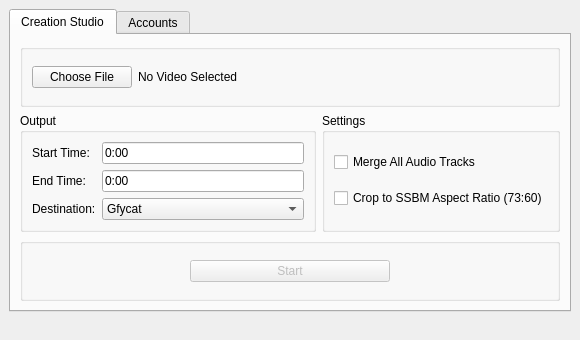
Above: box/layout.ui from DarylPinto/shadow-cat before the change. Below: the same form after it.
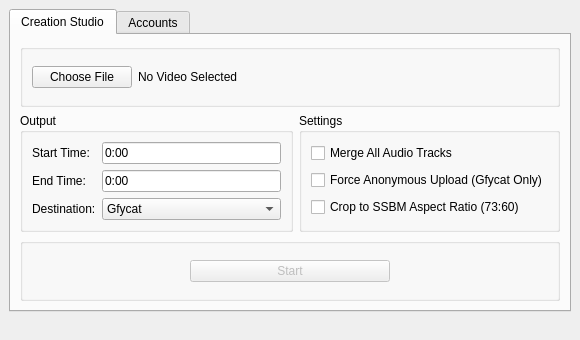
That is the form after the change. Icons and pictures are not drawn.

Commit message: Add option to force anonymous gfycat upload, Use appdata for credentials Fixes #1 (I hope)

The edit to the form file:
```diff
--- a/box/layout.ui
+++ b/box/layout.ui
@@ -150,6 +150,13 @@
                  </property>
                 </widget>
                </item>
+               <item>
+                <widget class="QCheckBox" name="anonymous_gfy">
+                 <property name="text">
+                  <string>Force Anonymous Upload (Gfycat Only)</string>
+                 </property>
+                </widget>
+               </item>
                <item>
                 <widget class="QCheckBox" name="crop_checkbox">
                  <property name="text">
```
Left out of the diff: 16 changed lines with no effect on the pictures. The commit also changes 1 other file.
